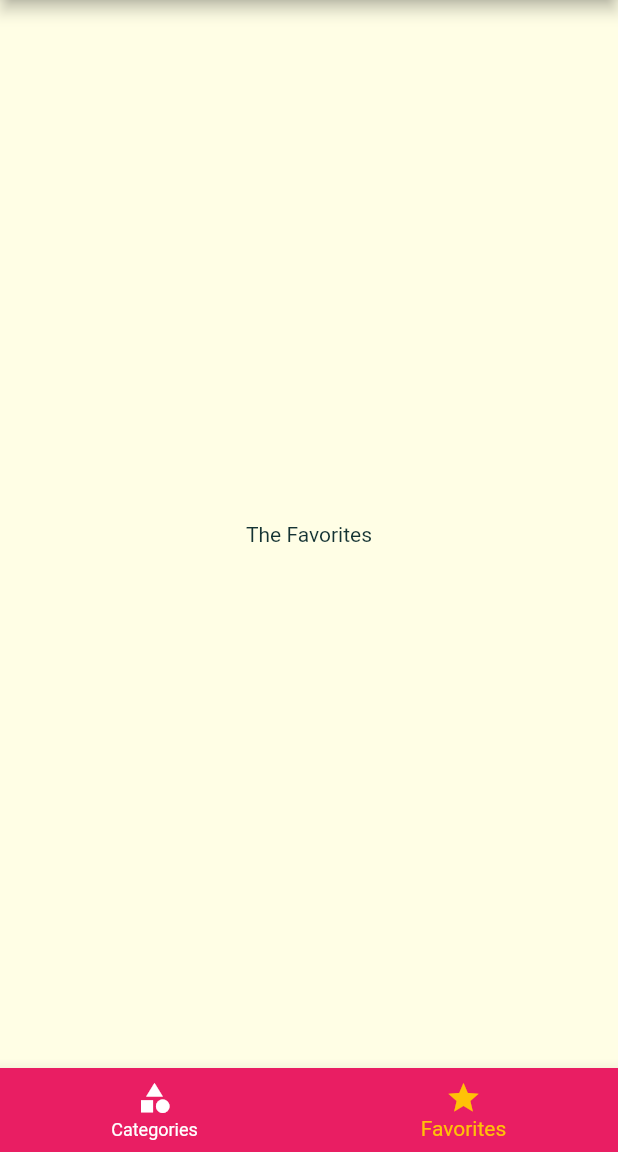
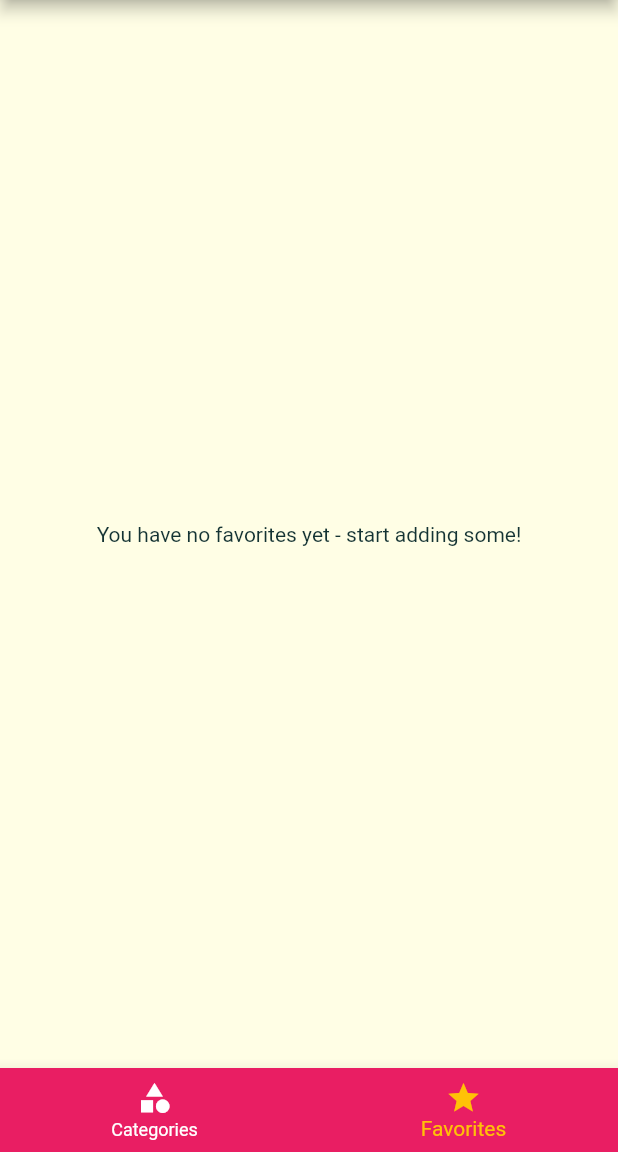
Before and after one commit to bartvanhoey/FlutterTutorials, a Flutter app: the screen it shows after launch, item 2 of the bottom bar chosen, on a phone screen of 412 x 824 dp, the part 84-1236 px from its top. Run offline on Flutter 3.47's test engine with Material 2 defaults, Android fonts, the phone set to English and light mode, and no system bars; Roboto replaces fonts that are missing (Raleway).

Commit message:
End Section 7

```diff
--- a/FlutterUdemy/meals_app/lib/main.dart
+++ b/FlutterUdemy/meals_app/lib/main.dart
@@ -25,8 +25,9 @@ class _MyAppState extends State<MyApp> {
   };
 
   List<Meal> _filteredMeals = dummyMeals;
+  List<Meal> _favoriteMeals = [];
 
-  void setFilters(Map<String, bool> filters) {
+  void _setFilters(Map<String, bool> filters) {
     setState(() {
       _filters = filters;
       _filteredMeals = dummyMeals.where((meal) {
@@ -47,6 +48,23 @@ class _MyAppState extends State<MyApp> {
     });
   }
 
+  void _toggleFavorite(String mealId) {
+    final existingIndex =
+        _favoriteMeals.indexWhere((meal) => meal.id == mealId);
+    if (existingIndex == -1) {
+      setState(() {
+        _favoriteMeals.add(dummyMeals.firstWhere((meal) => meal.id == mealId));
+      });
+    } else {
+      setState(() {
+        _favoriteMeals.removeAt(existingIndex);
+      });
+    }
+  }
+
+  bool _isMealFavorite(String mealId)
+    => _favoriteMeals.any((meal) => meal.id == mealId);
+
   @override
   Widget build(BuildContext context) {
     return MaterialApp(
@@ -66,11 +84,13 @@ class _MyAppState extends State<MyApp> {
                     fontFamily: 'RobotoCondensed',
                     fontWeight: FontWeight.bold))),
         routes: {
-          '/': (context) => const TabsScreen(),
+          '/': (context) => TabsScreen(_favoriteMeals),
           CategoryMealsScreen.routeName: (context) =>
               CategoryMealsScreen(_filteredMeals),
-          MealDetailScreen.routeName: (context) => const MealDetailScreen(),
-          FiltersScreen.routeName: (context) => FiltersScreen(setFilters, _filters),
+          MealDetailScreen.routeName: (context) =>
+              MealDetailScreen(_toggleFavorite, _isMealFavorite),
+          FiltersScreen.routeName: (context) =>
+              FiltersScreen(_setFilters, _filters),
         },
         onGenerateRoute: (settings) {
           print(settings.arguments);
--- a/FlutterUdemy/meals_app/lib/screens/favorites_screen.dart
+++ b/FlutterUdemy/meals_app/lib/screens/favorites_screen.dart
@@ -1,12 +1,27 @@
 import 'package:flutter/material.dart';
-import 'package:flutter/src/widgets/framework.dart';
-import 'package:flutter/src/widgets/placeholder.dart';
+
+import '../models/meal.dart';
+import '../widgets/meal_item.dart';
 
 class FavoritesScreen extends StatelessWidget {
-  const FavoritesScreen({super.key});
+  final List<Meal> favoriteMeals;
+
+  const FavoritesScreen(this.favoriteMeals, {super.key});
 
   @override
   Widget build(BuildContext context) {
-    return const Center(child: Text('The Favorites'));
+    if (favoriteMeals.isEmpty) {
+      return const Center(
+          child: Text('You have no favorites yet - start adding some!'));
+    } else {
+      return ListView.builder(
+          itemBuilder: (context, index) => MealItem(
+              id: favoriteMeals[index].id,
+              title: favoriteMeals[index].title,
+              imageUrl: favoriteMeals[index].imageUrl,
+              affordability: favoriteMeals[index].affordability,
+              complexity: favoriteMeals[index].complexity,
+              duration: favoriteMeals[index].duration), itemCount: favoriteMeals.length,);
+    }
   }
 }
--- a/FlutterUdemy/meals_app/lib/screens/tabs_screen.dart
+++ b/FlutterUdemy/meals_app/lib/screens/tabs_screen.dart
@@ -1,23 +1,31 @@
 import 'package:flutter/material.dart';
+import 'package:meals_app/models/meal.dart';
 import 'package:meals_app/widgets/main_drawer.dart';
 
 import '../screens/categories_screen.dart';
 import '../screens/favorites_screen.dart';
 
 class TabsScreen extends StatefulWidget {
-  const TabsScreen({super.key});
+  final List<Meal> favoriteMeals;
+
+  const TabsScreen(this.favoriteMeals, {super.key});
 
   @override
   State<TabsScreen> createState() => _TabsScreenState();
 }
 
 class _TabsScreenState extends State<TabsScreen> {
-  final List<Map<String, Object>> _pages = [
-    {'page': const CategoriesScreen(), 'title': 'Categories'},
-    {'page': const FavoritesScreen(), 'title': 'Favorites'}
-  ];
+  List<Map<String, Object>> _pages = [];
+  int _selectedPageIndex = 0;
 
-  int _selectedPageIndex = 0;
+  @override
+  void initState() {
+    _pages = [
+      {'page': const CategoriesScreen(), 'title': 'Categories'},
+      {'page': FavoritesScreen(widget.favoriteMeals), 'title': 'Favorites'}
+    ];
+    super.initState();
+  }
 
   _selectPage(int index) {
     setState(() {
```
Also changed, not shown: FlutterUdemy/meals_app/lib/screens/category_meals_screen.dart (+6 -7 lines), FlutterUdemy/meals_app/lib/screens/meal_detail_screen.dart (+6 -3 lines), FlutterUdemy/meals_app/lib/widgets/meal_item.dart (+3 -4 lines).
